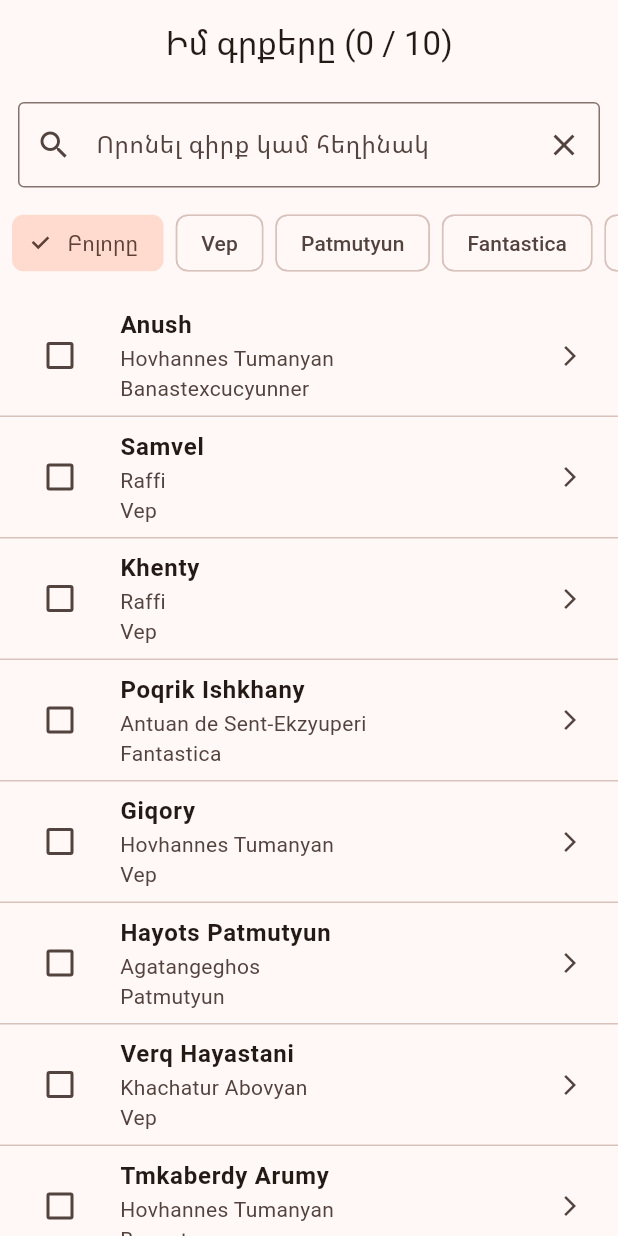
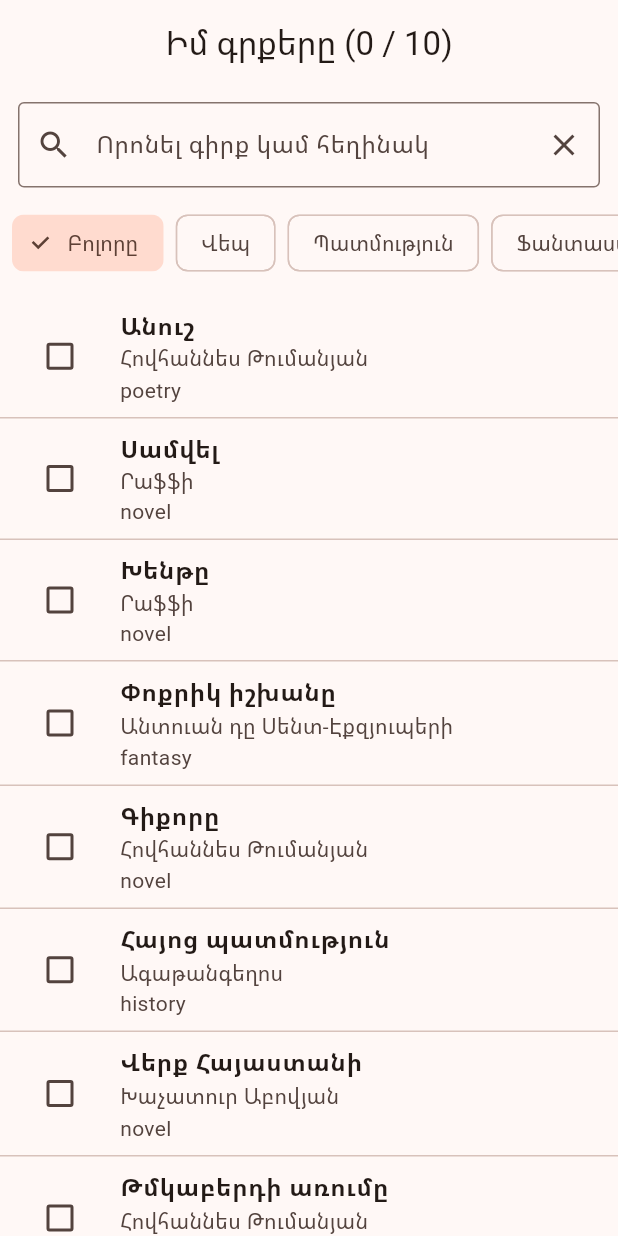
Before and after one commit to arpinemkrtchyan576-del/my_books, a Flutter app: the screen it shows after launch, after a tap on "Բոլորը", on a phone screen of 412 x 824 dp. Run offline on Flutter 3.47's test engine with Material 3 defaults, Android fonts, the phone set to English and light mode, and no system bars.

Commit message:
Update project

```diff
--- /dev/null
+++ b/lib/data/books_data.dart
@@ -0,0 +1,59 @@
+import '../models/models_book.dart';
+import '../models/models_genre.dart';
+
+class BooksData {
+  static List<Book> getBooks() {
+    return [
+      Book(
+        id: 1,
+        title: 'Անուշ',
+        author: 'Հովհաննես Թումանյան',
+        genre: Genre.poetry,
+      ),
+      Book(id: 2, title: 'Սամվել', author: 'Րաֆֆի', genre: Genre.novel),
+      Book(id: 3, title: 'Խենթը', author: 'Րաֆֆի', genre: Genre.novel),
+      Book(
+        id: 4,
+        title: 'Փոքրիկ իշխանը',
+        author: 'Անտուան դը Սենտ-Էքզյուպերի',
+        genre: Genre.fantasy,
+      ),
+      Book(
+        id: 5,
+        title: 'Գիքորը',
+        author: 'Հովհաննես Թումանյան',
+        genre: Genre.novel,
+      ),
+      Book(
+        id: 6,
+        title: 'Հայոց պատմություն',
+        author: 'Ագաթանգեղոս',
+        genre: Genre.history,
+      ),
+      Book(
+        id: 7,
+        title: 'Վերք Հայաստանի',
+        author: 'Խաչատուր Աբովյան',
+        genre: Genre.novel,
+      ),
+      Book(
+        id: 8,
+        title: 'Թմկաբերդի առումը',
+        author: 'Հովհաննես Թումանյան',
+        genre: Genre.poetry,
+      ),
+      Book(
+        id: 9,
+        title: 'Սպիտակ ժանիքը',
+        author: 'Ջեք Լոնդոն',
+        genre: Genre.fantasy,
+      ),
+      Book(
+        id: 10,
+        title: 'Անահիտ',
+        author: 'Ղազարոս Աղայան',
+        genre: Genre.fantasy,
+      ),
+    ];
+  }
+}
--- a/lib/main.dart
+++ b/lib/main.dart
@@ -2,17 +2,19 @@ import 'package:flutter/material.dart';
 import 'screens/book_page.dart';
 
 void main() {
-  runApp(const BookApp());
+  runApp(const MyApp());
 }
 
-class BookApp extends StatelessWidget {
-  const BookApp({super.key});
+class MyApp extends StatelessWidget {
+  const MyApp({super.key});
 
   @override
   Widget build(BuildContext context) {
     return MaterialApp(
       debugShowCheckedModeBanner: false,
+
       theme: ThemeData(colorSchemeSeed: Colors.brown, useMaterial3: true),
+
       home: const BookPage(),
     );
   }
--- a/lib/models/models_book.dart
+++ b/lib/models/models_book.dart
@@ -1,10 +1,11 @@
 import 'models_genre.dart';
 
 class Book {
-  int id;
-  String title;
-  String author;
-  Genre genre;
+  final int id;
+  final String title;
+  final String author;
+  final Genre genre;
+
   bool isRead;
   int rating;
 
--- a/lib/models/models_genre.dart
+++ b/lib/models/models_genre.dart
@@ -1,16 +1,16 @@
 enum Genre { novel, history, fantasy, poetry }
 
-extension GenreName on Genre {
-  String get name {
+extension GenreLabel on Genre {
+  String get label {
     switch (this) {
       case Genre.novel:
-        return 'Vep';
+        return 'Վեպ';
       case Genre.history:
-        return 'Patmutyun';
+        return 'Պատմություն';
       case Genre.fantasy:
-        return 'Fantastica';
+        return 'Ֆանտաստիկա';
       case Genre.poetry:
-        return 'Banastexcucyunner';
+        return 'Բանաստեղծություն';
     }
   }
 }
--- a/lib/screens/book_details_page.dart
+++ b/lib/screens/book_details_page.dart
@@ -1,11 +1,10 @@
 import 'package:flutter/material.dart';
 import '../models/models_book.dart';
+import '../widgets/ star_rating.dart';
 
 class BookDetailsPage extends StatefulWidget {
   final Book book;
-
   const BookDetailsPage({super.key, required this.book});
-
   @override
   State<BookDetailsPage> createState() => _BookDetailsPageState();
 }
@@ -37,40 +36,29 @@ class _BookDetailsPageState extends State<BookDetailsPage> {
               style: const TextStyle(fontSize: 25, fontWeight: FontWeight.bold),
             ),
 
+            Text('Հեղինակ՝ ${widget.book.author}'),
+            Text('Ժանր՝ ${widget.book.genre}'),
+            const SizedBox(height: 30),
+            const Text('Գնահատիր գիրքը', style: TextStyle(fontSize: 20)),
             const SizedBox(height: 10),
-
-            Text('Հեղինակ՝ ${widget.book.author}'),
-
-            Text('Ժանր՝ ${widget.book.genre.name}'),
-
-            const SizedBox(height: 30),
-
-            const Text('Գնահատիր գիրքը', style: TextStyle(fontSize: 20)),
-
-            Row(
-              mainAxisAlignment: MainAxisAlignment.center,
-              children: List.generate(5, (index) {
-                return IconButton(
-                  onPressed: () {
-                    setState(() {
-                      rating = index + 1;
-                    });
-                  },
-                  icon: Icon(
-                    index < rating ? Icons.star : Icons.star_border,
-                    color: Colors.amber,
-                    size: 35,
-                  ),
-                );
-              }),
+            StarRating(
+              rating: rating,
+              size: 35,
+              onChanged: (value) {
+                setState(() {
+                  rating = value;
+                });
+              },
             ),
 
-            const SizedBox(height: 20),
+            const SizedBox(height: 25),
 
             ElevatedButton(
-              onPressed: () {
-                Navigator.pop(context, rating);
-              },
+              onPressed: rating == 0
+                  ? null
+                  : () {
+                      Navigator.pop(context, rating);
+                    },
               child: const Text('Պահպանել'),
             ),
           ],
--- a/lib/screens/book_page.dart
+++ b/lib/screens/book_page.dart
@@ -2,7 +2,9 @@ import 'package:flutter/material.dart';
 
 import '../models/models_book.dart';
 import '../models/models_genre.dart';
+import '../data/books_data.dart';
 import '../widgets/book_tile.dart';
+import '../widgets/genre_filter.dart';
 import 'book_details_page.dart';
 
 class BookPage extends StatefulWidget {
@@ -13,80 +15,21 @@ class BookPage extends StatefulWidget {
 }
 
 class _BookPageState extends State<BookPage> {
+  final TextEditingController searchController = TextEditingController();
+
   String search = '';
   Genre? selectedGenre;
 
-  List<Book> books = [
-    Book(
-      id: 1,
-      title: 'Anush',
-      author: 'Hovhannes Tumanyan',
-      genre: Genre.poetry,
-    ),
-    Book(id: 2, title: 'Samvel', author: 'Raffi', genre: Genre.novel),
-    Book(id: 3, title: 'Khenty', author: 'Raffi', genre: Genre.novel),
-    Book(
-      id: 4,
-      title: 'Poqrik Ishkhany',
-      author: 'Antuan de Sent-Ekzyuperi',
-      genre: Genre.fantasy,
-    ),
-    Book(
-      id: 5,
-      title: 'Giqory',
-      author: 'Hovhannes Tumanyan',
-      genre: Genre.novel,
-    ),
-    Book(
-      id: 6,
-      title: 'Hayots Patmutyun',
-      author: 'Agatangeghos',
-      genre: Genre.history,
-    ),
-    Book(
-      id: 7,
-      title: 'Verq Hayastani',
-      author: 'Khachatur Abovyan',
-      genre: Genre.novel,
-    ),
-    Book(
-      id: 8,
-      title: 'Tmkaberdy Arumy',
-      author: 'Hovhannes Tumanyan',
-      genre: Genre.poetry,
-    ),
-    Book(
-      id: 9,
-      title: 'Spitak Zhanyqy',
-      author: 'Jack London',
-      genre: Genre.fantasy,
-    ),
-    Book(
-      id: 10,
-      title: 'Anahit',
-      author: 'Ghazaros Aghayan',
-      genre: Genre.fantasy,
-    ),
-  ];
-
-  List<Book> get filteredBooks {
-    return books.where((book) {
-      final query = search.toLowerCase();
-
-      final matchesSearch =
-          book.title.toLowerCase().contains(query) ||
-          book.author.toLowerCase().contains(query);
-
-      final matchesGenre = selectedGenre == null || book.genre == selectedGenre;
-
-      return matchesSearch && matchesGenre;
-    }).toList();
-  }
-
-  // Կարդացված գրքերի քանակ
+  List<Book> books = BooksData.getBooks();
 
   int get readCount {
     return books.where((book) => book.isRead).length;
+  }
+
+  @override
+  void dispose() {
+    searchController.dispose();
+    super.dispose();
   }
 
   void deleteBook(Book book) {
@@ -105,15 +48,15 @@ class _BookPageState extends State<BookPage> {
           label: 'Վերականգնել',
           onPressed: () {
             setState(() {
-              books.insert(index.clamp(0, books.length), book);
+              final safeIndex = index > books.length ? books.length : index;
+
+              books.insert(safeIndex, book);
             });
           },
         ),
       ),
     );
   }
-
-  // Բացել գրքի մանրամասները
 
   Future<void> openDetails(Book book) async {
     final result = await Navigator.push<int>(
@@ -136,6 +79,18 @@ class _BookPageState extends State<BookPage> {
 
   @override
   Widget build(BuildContext context) {
+    final filteredBooks = books.where((book) {
+      final query = search.toLowerCase().trim();
+
+      final matchesSearch =
+          book.title.toLowerCase().contains(query) ||
+          book.author.toLowerCase().contains(query);
+
+      final matchesGenre = selectedGenre == null || book.genre == selectedGenre;
+
+      return matchesSearch && matchesGenre;
+    }).toList();
+
     return Scaffold(
       appBar: AppBar(
         title: Text('Իմ գրքերը ($readCount / ${books.length})'),
@@ -144,22 +99,28 @@ class _BookPageState extends State<BookPage> {
 
       body: Column(
         children: [
-          // Որոնման դաշտ
           Padding(
             padding: const EdgeInsets.all(12),
             child: TextField(
+              controller: searchController,
+
               onChanged: (value) {
                 setState(() {
                   search = value;
                 });
               },
+
               decoration: InputDecoration(
                 hintText: 'Որոնել գիրք կամ հեղինակ',
+
                 prefixIcon: const Icon(Icons.search),
 
                 suffixIcon: IconButton(
                   icon: const Icon(Icons.close),
+
                   onPressed: () {
+                    searchController.clear();
+
                     setState(() {
                       search = '';
                     });
@@ -172,40 +133,13 @@ class _BookPageState extends State<BookPage> {
           ),
 
           // Ժանրերի ֆիլտր
-          SizedBox(
-            height: 50,
-            child: ListView(
-              scrollDirection: Axis.horizontal,
-              padding: const EdgeInsets.symmetric(horizontal: 8),
-              children: [
-                ChoiceChip(
-                  label: const Text('Բոլորը'),
-                  selected: selectedGenre == null,
-                  onSelected: (value) {
-                    setState(() {
-                      selectedGenre = null;
-                    });
-                  },
-                ),
-
-                const SizedBox(width: 8),
-
-                ...Genre.values.map((genre) {
-                  return Padding(
-                    padding: const EdgeInsets.only(right: 8),
-                    child: ChoiceChip(
-                      label: Text(genre.name),
-                      selected: selectedGenre == genre,
-                      onSelected: (value) {
-                        setState(() {
-                          selectedGenre = genre;
-                        });
-                      },
-                    ),
-                  );
-                }),
-              ],
-            ),
+          GenreFilter(
+            selectedGenre: selectedGenre,
+            onSelected: (genre) {
+              setState(() {
+                selectedGenre = genre;
+              });
+            },
           ),
 
           const SizedBox(height: 10),
@@ -231,6 +165,7 @@ class _BookPageState extends State<BookPage> {
 
                       return Dismissible(
                         key: ValueKey(book.id),
+
                         direction: DismissDirection.horizontal,
 
                         background: Container(
--- /dev/null
+++ b/lib/widgets/ star_rating.dart
@@ -0,0 +1,33 @@
+import 'package:flutter/material.dart';
+
+class StarRating extends StatelessWidget {
+  final int rating;
+  final ValueChanged<int>? onChanged;
+  final double size;
+
+  const StarRating({
+    super.key,
+    required this.rating,
+    this.onChanged,
+    this.size = 25,
+  });
+
+  @override
+  Widget build(BuildContext context) {
+    return Row(
+      mainAxisSize: MainAxisSize.min,
+      children: List.generate(5, (index) {
+        return IconButton(
+          padding: EdgeInsets.zero,
+          constraints: const BoxConstraints(),
+          onPressed: onChanged == null ? null : () => onChanged!(index + 1),
+          icon: Icon(
+            index < rating ? Icons.star : Icons.star_border,
+            color: Colors.amber,
+            size: size,
+          ),
+        );
+      }),
+    );
+  }
+}
--- a/lib/widgets/book_tile.dart
+++ b/lib/widgets/book_tile.dart
@@ -1,6 +1,6 @@
 import 'package:flutter/material.dart';
-import '../models/models_genre.dart';
 import '../models/models_book.dart';
+import '../widgets/ star_rating.dart';
 
 class BookTile extends StatelessWidget {
   final Book book;
@@ -38,19 +38,13 @@ class BookTile extends StatelessWidget {
 
       subtitle: Column(
         crossAxisAlignment: CrossAxisAlignment.start,
-        children: [Text(book.author), Text(book.genre.name)],
+        children: [
+          Text(book.author),
+          Text(book.genre.name),
+
+          if (book.rating > 0) StarRating(rating: book.rating, size: 17),
+        ],
       ),
-
-      trailing: book.rating > 0
-          ? Row(
-              mainAxisSize: MainAxisSize.min,
-              children: List.generate(
-                book.rating,
-                (index) =>
-                    const Icon(Icons.star, color: Colors.amber, size: 17),
-              ),
-            )
-          : const Icon(Icons.arrow_forward_ios, size: 16),
     );
   }
 }
--- /dev/null
+++ b/lib/widgets/genre_filter.dart
@@ -0,0 +1,48 @@
+import 'package:flutter/material.dart';
+import '../models/models_genre.dart';
+
+class GenreFilter extends StatelessWidget {
+  final Genre? selectedGenre;
+  final ValueChanged<Genre?> onSelected;
+
+  const GenreFilter({
+    super.key,
+    required this.selectedGenre,
+    required this.onSelected,
+  });
+
+  @override
+  Widget build(BuildContext context) {
+    return SizedBox(
+      height: 50,
+      child: ListView(
+        scrollDirection: Axis.horizontal,
+        padding: const EdgeInsets.symmetric(horizontal: 8),
+        children: [
+          ChoiceChip(
+            label: const Text('Բոլորը'),
+            selected: selectedGenre == null,
+            onSelected: (value) {
+              onSelected(null);
+            },
+          ),
+
+          const SizedBox(width: 8),
+
+          ...Genre.values.map((genre) {
+            return Padding(
+              padding: const EdgeInsets.only(right: 8),
+              child: ChoiceChip(
+                label: Text(genre.label),
+                selected: selectedGenre == genre,
+                onSelected: (value) {
+                  onSelected(genre);
+                },
+              ),
+            );
+          }),
+        ],
+      ),
+    );
+  }
+}
```
